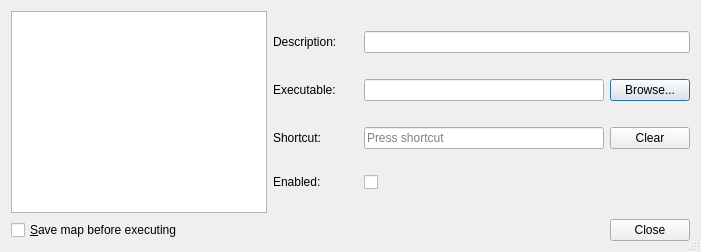
Old version of the form src/tiled/commanddialog.ui in the repository mapeditor/tiled.
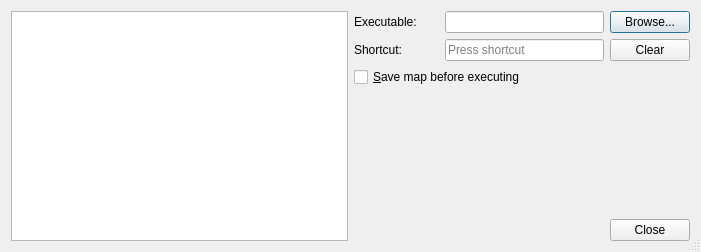
New version of the form. Custom widgets are drawn as their Qt base class.

Patch:
```diff
--- a/src/tiled/commanddialog.ui
+++ b/src/tiled/commanddialog.ui
@@ -31,7 +31,7 @@
      <item>
       <widget class="Tiled::Internal::CommandTreeView" name="treeView">
        <property name="sizePolicy">
-        <sizepolicy hsizetype="Fixed" vsizetype="Expanding">
+        <sizepolicy hsizetype="Expanding" vsizetype="Expanding">
          <horstretch>0</horstretch>
          <verstretch>0</verstretch>
         </sizepolicy>
@@ -52,32 +52,6 @@
      </item>
      <item>
       <layout class="QVBoxLayout" name="verticalLayout_3">
-       <item>
-        <layout class="QHBoxLayout" name="horizontalLayout_7">
-         <item>
-          <widget class="QLabel" name="label_4">
-           <property name="sizePolicy">
-            <sizepolicy hsizetype="Fixed" vsizetype="Fixed">
-             <horstretch>0</horstretch>
-             <verstretch>0</verstretch>
-            </sizepolicy>
-           </property>
-           <property name="minimumSize">
-            <size>
-             <width>85</width>
-             <height>0</height>
-            </size>
-           </property>
-           <property name="text">
-            <string>Description:</string>
-           </property>
-          </widget>
-         </item>
-         <item>
-          <widget class="QLineEdit" name="descriptionText"/>
-         </item>
-        </layout>
-       </item>
        <item>
         <layout class="QHBoxLayout" name="horizontalLayout_4">
          <item>
@@ -156,36 +130,57 @@
         </layout>
        </item>
        <item>
-        <layout class="QHBoxLayout" name="horizontalLayout_6">
+        <layout class="QHBoxLayout" name="horizontalLayout_7">
          <item>
-          <widget class="QLabel" name="label_3">
-           <property name="sizePolicy">
-            <sizepolicy hsizetype="Fixed" vsizetype="Fixed">
-             <horstretch>0</horstretch>
-             <verstretch>0</verstretch>
-            </sizepolicy>
+          <widget class="QCheckBox" name="saveBox">
+           <property name="text">
+            <string>&amp;Save map before executing</string>
            </property>
-           <property name="minimumSize">
+          </widget>
+         </item>
+        </layout>
+       </item>
+       <item>
+        <spacer name="verticalSpacer">
+         <property name="orientation">
+          <enum>Qt::Vertical</enum>
+         </property>
+         <property name="sizeHint" stdset="0">
+          <size>
+           <width>20</width>
+           <height>40</height>
+          </size>
+         </property>
+        </spacer>
+       </item>
+       <item>
+        <layout class="QHBoxLayout" name="horizontalLayout">
+         <property name="spacing">
+          <number>6</number>
+         </property>
+         <item>
+          <spacer name="horizontalSpacer">
+           <property name="orientation">
+            <enum>Qt::Horizontal</enum>
+           </property>
+           <property name="sizeHint" stdset="0">
             <size>
-             <width>85</width>
-             <height>0</height>
+             <width>40</width>
+             <height>20</height>
             </size>
            </property>
-           <property name="text">
-            <string>Enabled:</string>
-           </property>
-          </widget>
+          </spacer>
          </item>
          <item>
-          <widget class="QCheckBox" name="checkBox">
+          <widget class="QPushButton" name="pushButton">
            <property name="sizePolicy">
-            <sizepolicy hsizetype="Expanding" vsizetype="Fixed">
+            <sizepolicy hsizetype="Maximum" vsizetype="Fixed">
              <horstretch>0</horstretch>
              <verstretch>0</verstretch>
             </sizepolicy>
            </property>
            <property name="text">
-            <string/>
+            <string>Close</string>
            </property>
           </widget>
          </item>
@@ -195,33 +190,6 @@
      </item>
     </layout>
    </item>
-   <item>
-    <layout class="QHBoxLayout" name="horizontalLayout">
-     <property name="spacing">
-      <number>6</number>
-     </property>
-     <item>
-      <widget class="QCheckBox" name="saveBox">
-       <property name="text">
-        <string>&amp;Save map before executing</string>
-       </property>
-      </widget>
-     </item>
-     <item>
-      <widget class="QPushButton" name="pushButton">
-       <property name="sizePolicy">
-        <sizepolicy hsizetype="Maximum" vsizetype="Fixed">
-         <horstretch>0</horstretch>
-         <verstretch>0</verstretch>
-        </sizepolicy>
-       </property>
-       <property name="text">
-        <string>Close</string>
-       </property>
-      </widget>
-     </item>
-    </layout>
-   </item>
   </layout>
  </widget>
  <customwidgets>
```
Left out of the diff: 2 changed lines with no effect on the pictures.
